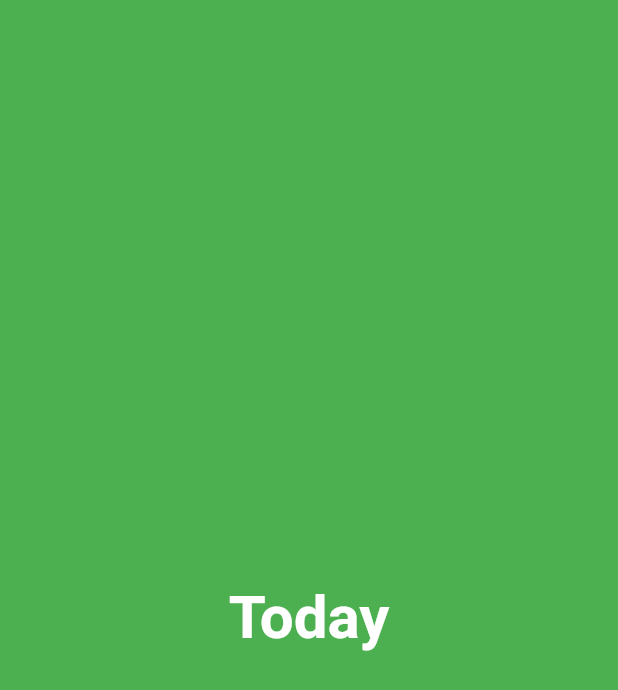
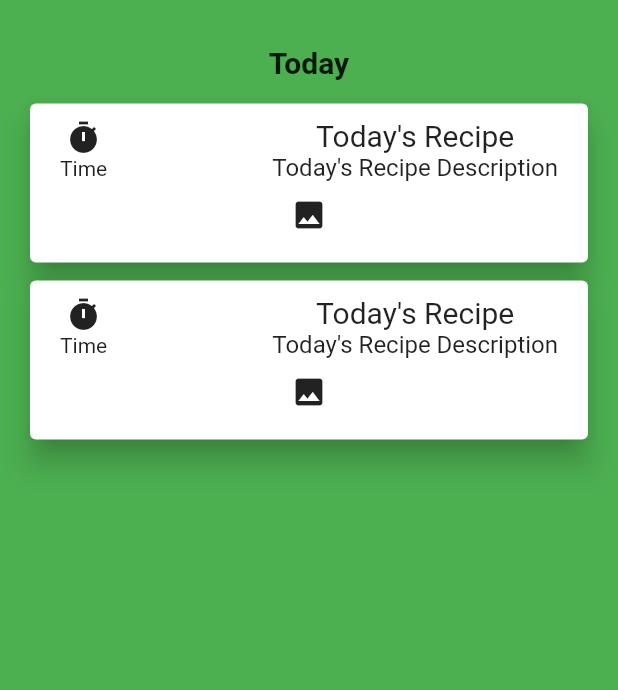
Before and after one commit to christopherlam888/recipe-ready-frontend, a Flutter app: the Today screen opened by its route, on a phone screen of 412 x 824 dp. Shown: the top 690 px of the screen. Run offline on Flutter 3.47's test engine with Material 2 defaults, Android fonts, the phone set to English and light mode, and no system bars; our stand-ins replace flutter_slidable, grouped_list.

Commit message:
set up cards for today

```diff
--- a/lib/groceries.dart
+++ b/lib/groceries.dart
@@ -14,7 +14,8 @@ class _GroceriesState extends State<Groceries> {
     return Scaffold(
       backgroundColor: Colors.green,
       body: Padding(
-        padding: const EdgeInsets.fromLTRB(10.0, 30.0, 10.0, 75.0),        child: Container(
+        padding: const EdgeInsets.fromLTRB(10.0, 30.0, 10.0, 75.0),
+        child: Container(
           child: Column(
             crossAxisAlignment: CrossAxisAlignment.stretch,
             children: [
--- a/lib/today.dart
+++ b/lib/today.dart
@@ -10,15 +10,69 @@ class _TodayState extends State<Today> {
   Widget build(BuildContext context) {
     return Scaffold(
       backgroundColor: Colors.green,
-      body: Center(
-          child: Text(
-              "Today",
-              style: TextStyle(
-                fontSize: 40.0,
-                fontWeight: FontWeight.bold,
-                color: Colors.white,
-              )
-          )
+      body: Padding(
+        padding: const EdgeInsets.fromLTRB(10.0, 30.0, 10.0, 75.0),
+        child: Container(
+          child: Column(
+            crossAxisAlignment: CrossAxisAlignment.stretch,
+            children: [
+              Text(
+                "Today",
+                textAlign: TextAlign.center,
+                style: TextStyle(fontSize: 20, fontWeight: FontWeight.bold),
+              ),
+              SizedBox(height: 10.0),
+              Expanded(
+                child: ListView.builder(
+                  itemCount: 2,
+                  itemBuilder: (context, index) {
+                    return Card(
+                      elevation: 8.0,
+                      margin: new EdgeInsets.symmetric(horizontal: 10.0, vertical: 6.0),
+                      child: Padding(
+                        padding: const EdgeInsets.symmetric(horizontal: 20.0, vertical: 10.0),
+                        child: Column(
+                          children: [
+                            Row(
+                              mainAxisAlignment: MainAxisAlignment.spaceBetween,
+                              children: [
+                                Column(
+                                  children: [
+                                    Icon(Icons.timer),
+                                    Text(
+                                      "Time",
+                                      style: TextStyle(fontSize: 14),
+                                    )
+                                  ],
+                                ),
+                                Column(
+                                  children: [
+                                    Text(
+                                      "Today's Recipe",
+                                      style: TextStyle(fontSize: 20),
+                                    ),
+                                    Text(
+                                      "Today's Recipe Description",
+                                      style: TextStyle(fontSize: 16),
+                                    ),
+                                  ],
+                                )
+                              ],
+                            ),
+                            Padding(
+                              padding: const EdgeInsets.symmetric(vertical: 10.0),
+                              child: Icon(Icons.image),
+                            ),
+                          ],
+                        ),
+                      ),
+                    );
+                  },
+                ),
+              ),
+            ],
+          ),
+        ),
       ),
     );
   }
```
